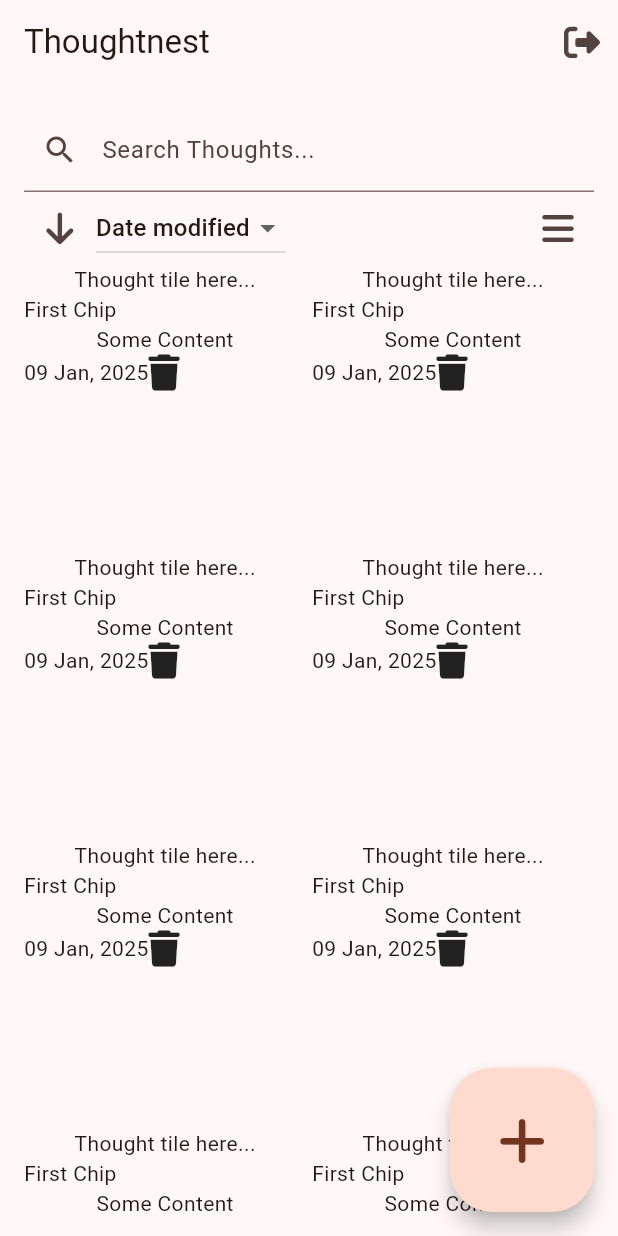
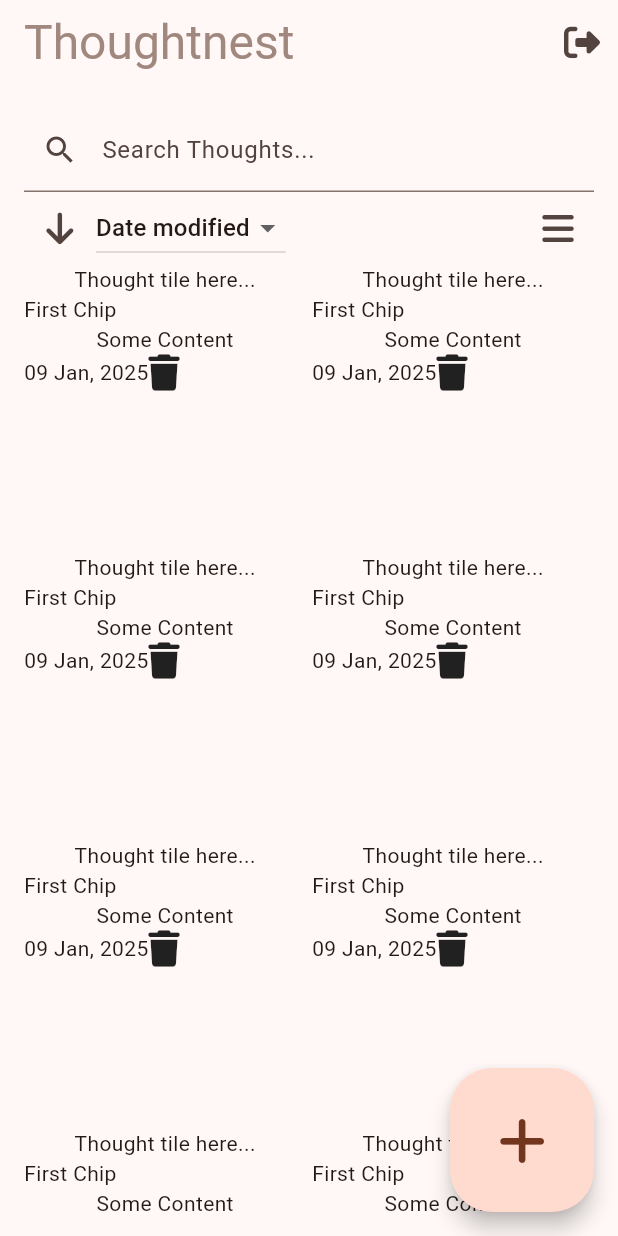
Before and after one commit to SixxCodes/Digital-Notebook-Notes-App-Mobile-Version-, a Flutter app: the screen it shows after launch, on a phone screen of 412 x 824 dp. Run offline on Flutter 3.47's test engine with Material 3 defaults, Android fonts, the phone set to English and light mode, and no system bars; our stand-ins replace font_awesome_flutter.

Commit message:
AppBar Styles, color constants, image history.

```diff
--- /dev/null
+++ b/lib/constants.dart
@@ -0,0 +1,5 @@
+
+import 'package:flutter/material.dart';
+
+const Color primary = Color(0xFFA1887F);
+const Color secondary = Color(0xFF6D4C41);
--- a/lib/main.dart
+++ b/lib/main.dart
@@ -1,4 +1,5 @@
 import 'package:flutter/material.dart';
+import 'constants.dart';
 import 'main_page.dart';
 
 void main() {
@@ -15,6 +16,12 @@
       theme: ThemeData(
         colorScheme: ColorScheme.fromSeed(seedColor: Colors.brown),
         useMaterial3: true,
+        appBarTheme: Theme.of(context).appBarTheme.copyWith(
+          backgroundColor: Colors.transparent, titleTextStyle: TextStyle(
+            color: primary,
+            fontSize: 32,
+          ),
+        ),
       ),
       home: const MainPage(),
     );
```
Also changed, not shown: lib/main_page.dart (+6 -2 lines), images/1.png (added), images/2.png (added), images/3.png (added), images/4.png (added).
